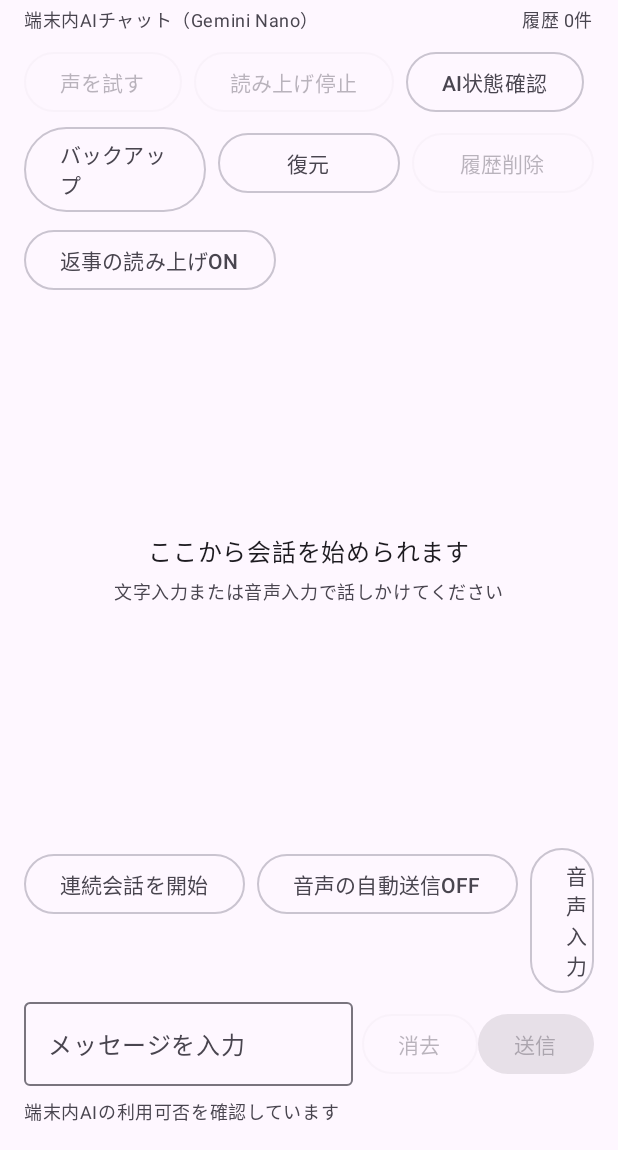
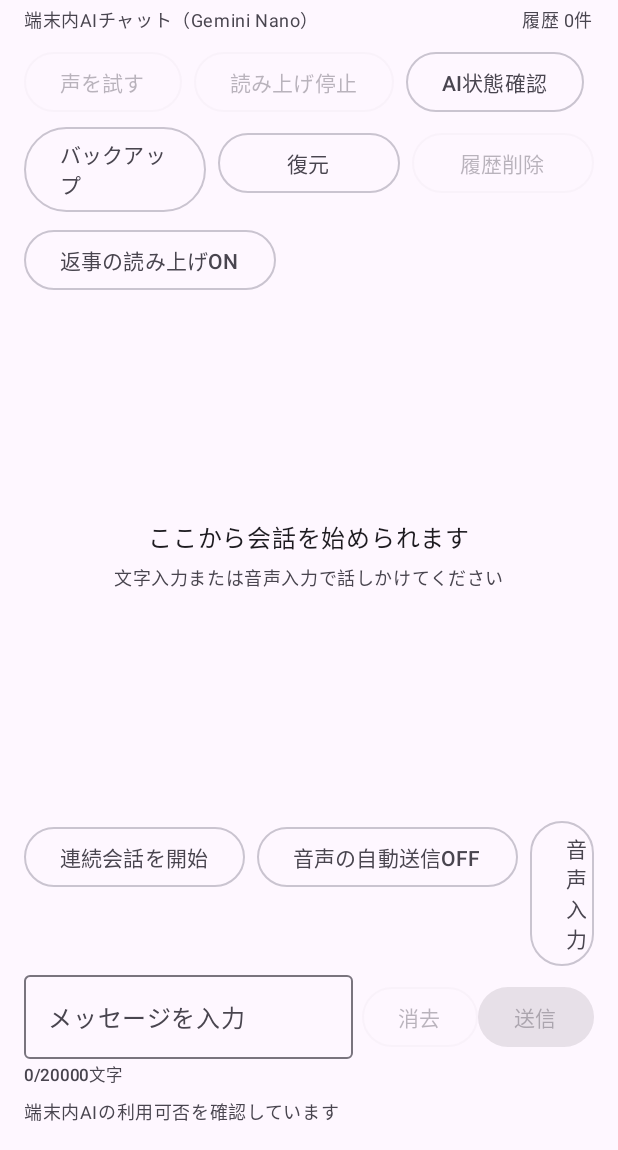
Before and after one commit to takamitsu386-rgb/kokoro-family, an Android app built with Jetpack Compose: the screen it shows after launch (MainActivity), on a phone screen of 412 x 824 dp, the part 86-1236 px from its top. Run offline under Robolectric (Android 15) with nearby library versions, the phone set to English and light mode, and no system bars; libraries missing offline, so code that uses them is left out: com.google.mlkit.genai; 2 statements that could not run were skipped.

Commit message:
Show draft character count beside message composer

```diff
--- a/app/src/main/java/jp/hiyori/app/MainActivity.kt
+++ b/app/src/main/java/jp/hiyori/app/MainActivity.kt
@@ -799,6 +799,13 @@ private fun HiyoriApp() {
                 }
 
                 Text(
+                    text = "${draft.length}/20000文字",
+                    style = MaterialTheme.typography.labelSmall,
+                    color = MaterialTheme.colorScheme.onSurfaceVariant,
+                    modifier = Modifier.fillMaxWidth().padding(top = 2.dp)
+                )
+
+                Text(
                     text = status,
                     style = MaterialTheme.typography.bodySmall,
                     color = MaterialTheme.colorScheme.onSurfaceVariant,
```
